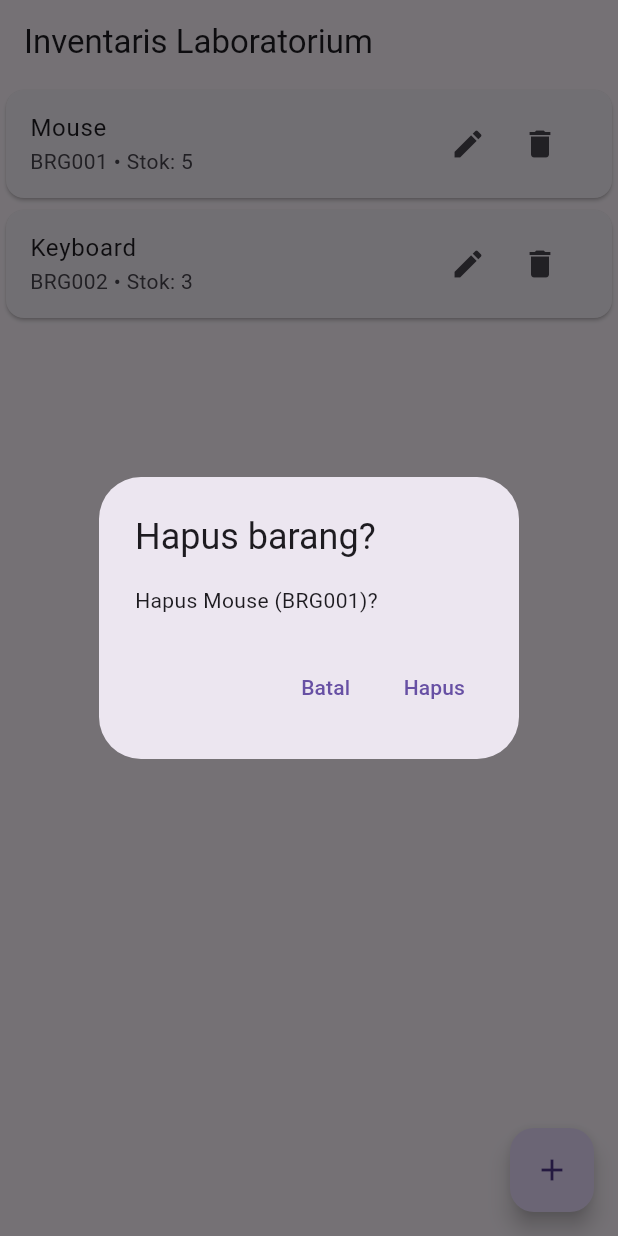
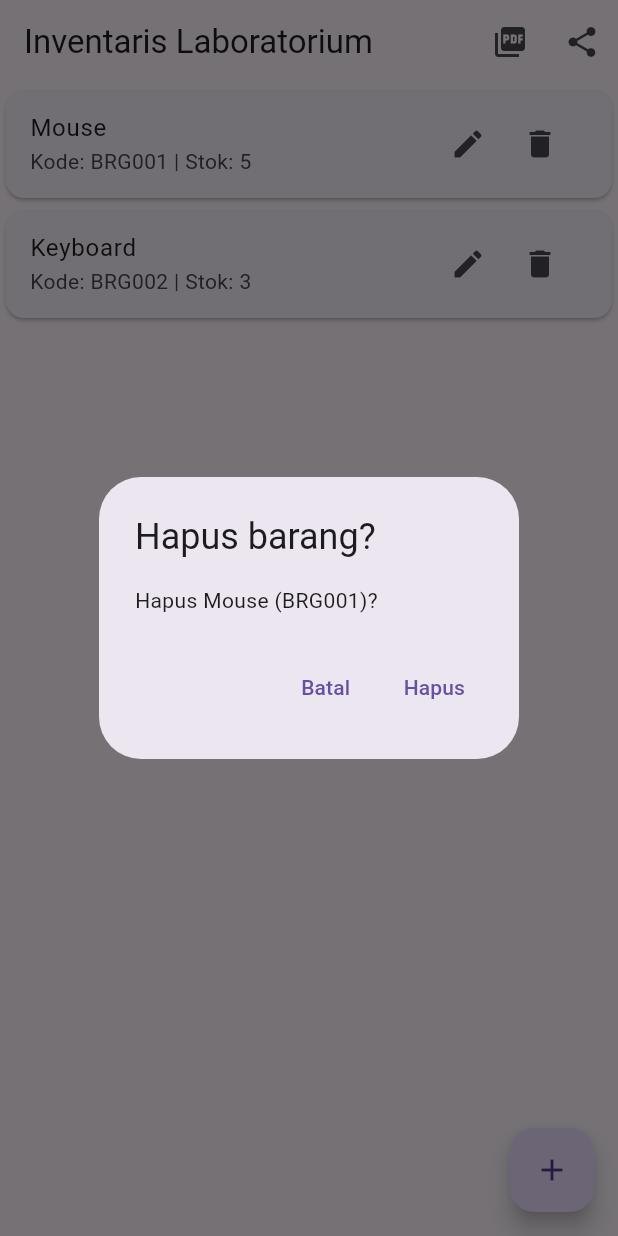
Before and after one commit to kaelvloper/Wahyu_SistemInformasi24, a Flutter app: the screen it shows after launch, after a tap on the "delete" icon, on a phone screen of 412 x 824 dp. Run offline on Flutter 3.47's test engine with Material 3 defaults, Android fonts, the phone set to English and light mode, and no system bars; our stand-ins replace pdf, printing, share_plus, shared_preferences, sqflite; accounts and stored records are empty.

Commit message:
Anggota 8: Fitur Export PDF dan Share selesai

```diff
--- a/lib/main.dart
+++ b/lib/main.dart
@@ -1,6 +1,9 @@
 import 'package:flutter/material.dart';
 import 'dart:convert';
 import 'package:shared_preferences/shared_preferences.dart';
+
+// Panggil file export terpisah buatan Anda
+import 'export_helper.dart';
 
 void main() => runApp(const MaterialApp(
   debugShowCheckedModeBanner: false,
@@ -121,18 +124,41 @@ class _InventarisPageState extends State<InventarisPage> {
   @override
   Widget build(BuildContext context) {
     return Scaffold(
-      appBar: AppBar(title: const Text('Inventaris Laboratorium')),
-      body: _loading ? const Center(child: CircularProgressIndicator()) : ListView.builder(
+      appBar: AppBar(
+        title: const Text('Inventaris Laboratorium'),
+        actions: [
+          // Memanggil fungsi dari ExportHelper yang ada di file terpisah
+          IconButton(
+            icon: const Icon(Icons.picture_as_pdf),
+            tooltip: 'Export PDF',
+            onPressed: () => ExportHelper.exportPdf(_barang),
+          ),
+          IconButton(
+            icon: const Icon(Icons.share),
+            tooltip: 'Share Data',
+            onPressed: () => ExportHelper.shareData(_barang),
+          ),
+        ],
+      ),
+      body: _loading
+        ? const Center(child: CircularProgressIndicator())
+        : ListView.builder(
             itemCount: _barang.length,
             itemBuilder: (context, i) {
               final b = _barang[i];
-            return Card(child: ListTile(
+              return Card(
+                child: ListTile(
                   title: Text(b.nama),
-              subtitle: Text('${b.kode} • Stok: ${b.stok}'),
-              trailing: Row(mainAxisSize: MainAxisSize.min, children: [IconButton(tooltip: 'Edit', onPressed: () => _ubah(b), icon: const Icon(Icons.edit)),
+                  subtitle: Text('Kode: ${b.kode} | Stok: ${b.stok}'),
+                  trailing: Row(
+                    mainAxisSize: MainAxisSize.min,
+                    children: [
+                      IconButton(tooltip: 'Edit', onPressed: () => _ubah(b), icon: const Icon(Icons.edit)),
                       IconButton(tooltip: 'Hapus', onPressed: () => _hapus(b), icon: const Icon(Icons.delete)),
-]),
-            ));
+                    ],
+                  ),
+                ),
+              );
             },
           ),
       floatingActionButton: FloatingActionButton(onPressed: _tambah, child: const Icon(Icons.add)),
```
Also changed, not shown: lib/export_helper.dart (added, +47 -0 lines), pubspec.yaml (+4 -69 lines), pubspec.lock, 6 other files. Lines whose indentation alone changed are shown as unchanged.
